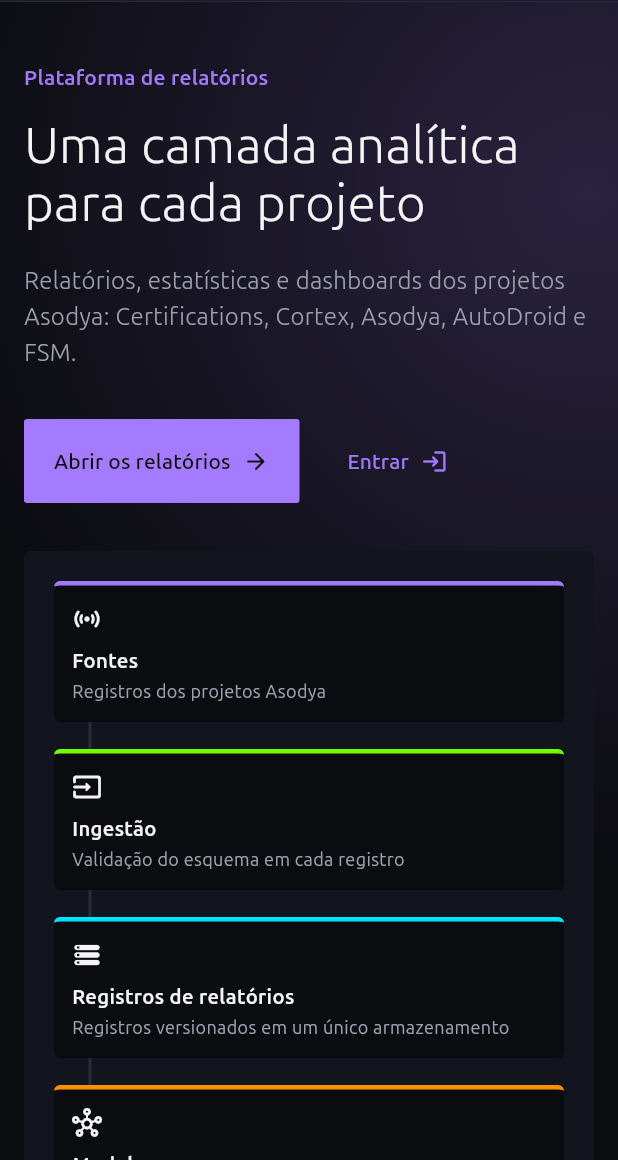
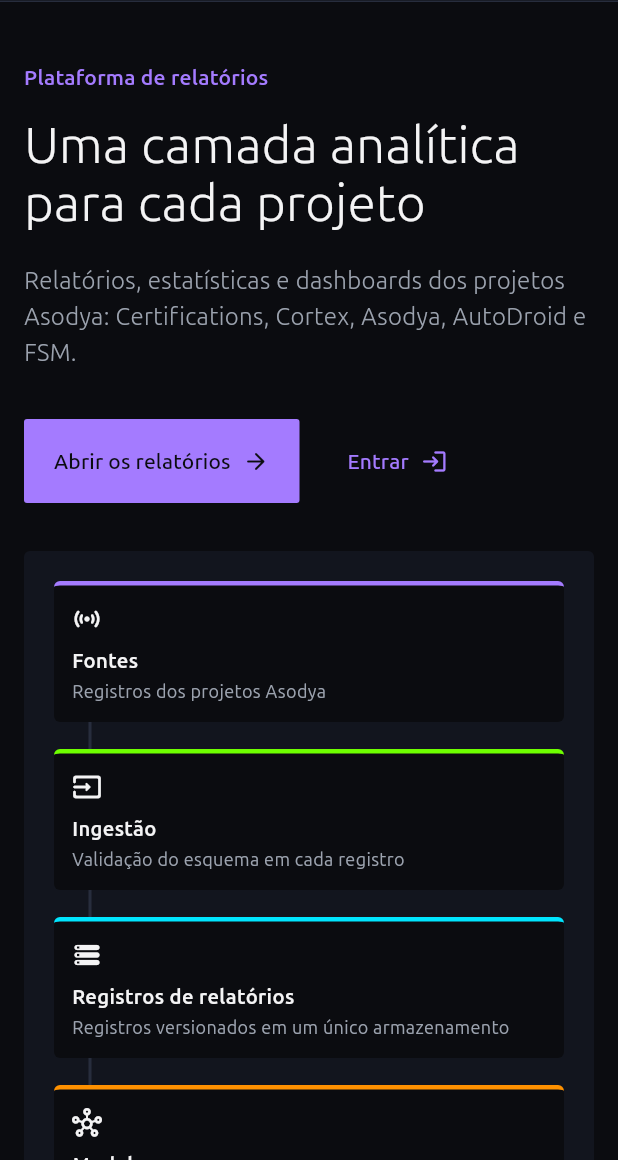
Before and after one commit to wilsonborba/reports, a Flutter app: the screen it shows after launch, after a tap on "PT", on a phone screen of 412 x 824 dp, the part 76-1236 px from its top. Run offline on Flutter 3.47's test engine with Material 3 defaults, Android fonts, the light colour scheme and no system bars; our stand-ins replace fl_chart, go_router, pdf, shared_preferences, web; missing offline and left inert: dart:js_interop, encrypt, flutter_math_fork; accounts and stored records are empty; network calls fail.

Commit message:
fix(ui): remove the gradient behind the hero bands
The overview hero and the architecture title band get their plain
background back. The brand colors stay.

```diff
--- a/ui/lib/themes/report_palette.dart
+++ b/ui/lib/themes/report_palette.dart
@@ -25,7 +25,7 @@
   /// Gray for the folded "Other" category.
   final Color other;
 
-  /// Second brand color for highlights (glow, statistic numbers); the accent when a theme
+  /// Second brand color for highlights (statistic numbers, flow steps); the accent when a theme
   /// has none (optional `highlight` token).
   final Color highlight;
 
--- a/ui/lib/views/public/architecture_view.dart
+++ b/ui/lib/views/public/architecture_view.dart
@@ -234,7 +234,6 @@
     return PublicSection(
       key: const Key('arch_slide_1'),
       background: p.textPrimary,
-      glow: true,
       child: SplitBlock(text: text, visual: Reveal(delay: const Duration(milliseconds: 120), child: visual)),
     );
   }
--- a/ui/lib/widgets/public/public_blocks.dart
+++ b/ui/lib/widgets/public/public_blocks.dart
@@ -53,7 +53,6 @@
     ]);
     return PublicSection(
       vertical: phone ? 40 : 88,
-      glow: true,
       child: wide && visual != null
           ? Row(crossAxisAlignment: CrossAxisAlignment.center, children: [
               Expanded(flex: 6, child: Reveal(child: texts)),
--- a/ui/lib/widgets/public/public_layout.dart
+++ b/ui/lib/widgets/public/public_layout.dart
@@ -65,18 +65,13 @@
   final bool topBorder;
   final double? vertical;
 
-  /// Soft brand glow behind the content (hero bands only): accent at the top right,
-  /// highlight at the bottom left.
-  final bool glow;
-
-  const PublicSection({super.key, required this.child, this.background, this.topBorder = false, this.vertical, this.glow = false});
+  const PublicSection({super.key, required this.child, this.background, this.topBorder = false, this.vertical});
 
   @override
   Widget build(BuildContext context) {
     final p = context.palette;
     final phone = PublicLayout.isPhone(context);
-    final dark = Theme.of(context).brightness == Brightness.dark;
-    Widget content = Padding(
+    final content = Padding(
       padding: EdgeInsets.symmetric(horizontal: PublicLayout.gutter(context), vertical: vertical ?? (phone ? 40 : 72)),
       // The content column always takes the full width up to the maximum, so short blocks stay left.
       child: Align(
@@ -87,14 +82,6 @@
         ),
       ),
     );
-    if (glow) {
-      RadialGradient blob(Alignment at, Color color, double alpha) =>
-          RadialGradient(center: at, radius: 1.1, colors: [color.withValues(alpha: alpha), color.withValues(alpha: 0)]);
-      content = DecoratedBox(
-        decoration: BoxDecoration(gradient: blob(const Alignment(0.9, -0.8), p.accent, dark ? 0.20 : 0.12)),
-        child: DecoratedBox(decoration: BoxDecoration(gradient: blob(const Alignment(-0.9, 0.9), p.highlight, dark ? 0.10 : 0.08)), child: content),
-      );
-    }
     return Container(
       width: double.infinity,
       decoration: BoxDecoration(
```
